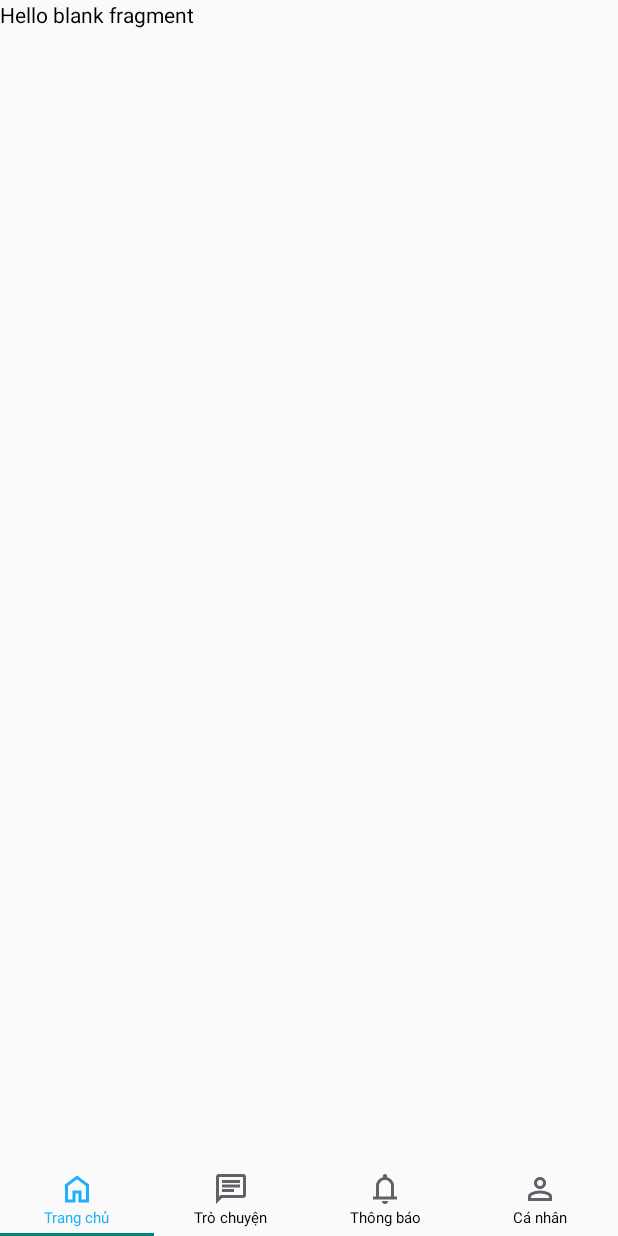
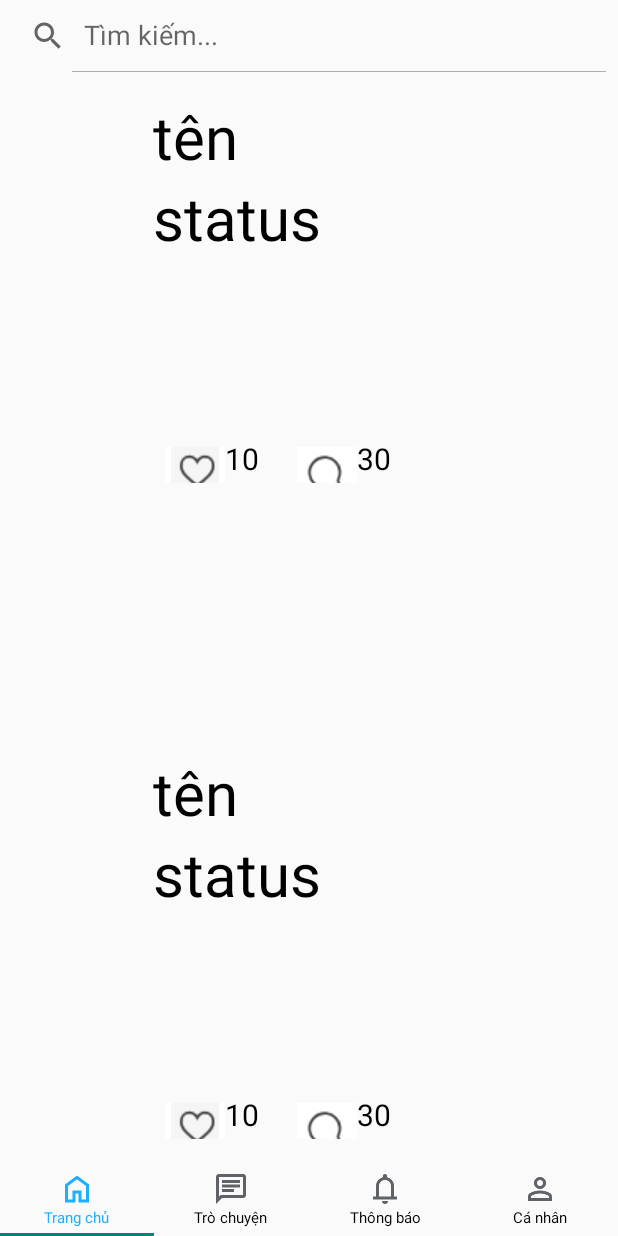
Before and after one commit to Hobao2k2/Lotus-, an Android app: the HomeFragment screen opened directly, with no data from a screen before it, on a phone screen of 412 x 824 dp. Run offline under Robolectric (Android 15) with nearby library versions, the phone set to English and light mode, and no system bars; Roboto replaces fonts that are not available here.

Commit message:
dac update

```diff
--- a/app/src/main/AndroidManifest.xml
+++ b/app/src/main/AndroidManifest.xml
@@ -6,7 +6,7 @@
         android:allowBackup="true"
         android:dataExtractionRules="@xml/data_extraction_rules"
         android:fullBackupContent="@xml/backup_rules"
-        android:icon="@mipmap/ic_launcher"
+        android:icon="@mipmap/lotus_logo"
         android:label="@string/app_name"
         android:roundIcon="@mipmap/ic_launcher_round"
         android:supportsRtl="true"
--- /dev/null
+++ b/app/src/main/java/com/example/lotus/adapter/PostAdapter.kt
@@ -0,0 +1,34 @@
+package com.example.lotus.adapter
+
+import android.view.LayoutInflater
+import android.view.View
+import android.view.ViewGroup
+import android.widget.ImageView
+import android.widget.TextView
+import androidx.recyclerview.widget.RecyclerView
+import com.example.lotus.R
+import com.example.lotus.model.Post
+
+class PostAdapter(private val postList: List<Post>) : RecyclerView.Adapter<PostAdapter.ViewHolder>() {
+
+
+    class ViewHolder(view: View) : RecyclerView.ViewHolder(view) {
+
+
+    }
+
+
+    override fun onCreateViewHolder(parent: ViewGroup, viewType: Int): ViewHolder {
+        val view = LayoutInflater.from(parent.context).inflate(R.layout.fragment_home_post, parent, false)
+        return ViewHolder(view)
+    }
+
+
+    override fun onBindViewHolder(holder: ViewHolder, position: Int) {
+
+
+    }
+
+
+    override fun getItemCount() = postList.size
+}
--- /dev/null
+++ b/app/src/main/java/com/example/lotus/model/Post.kt
@@ -0,0 +1,3 @@
+package com.example.lotus.model
+
+data class Post(val imageUrl: String, val text: String)
--- a/app/src/main/java/com/example/lotus/ui/HomeFragment.kt
+++ b/app/src/main/java/com/example/lotus/ui/HomeFragment.kt
@@ -5,7 +5,11 @@ import androidx.fragment.app.Fragment
 import android.view.LayoutInflater
 import android.view.View
 import android.view.ViewGroup
+import androidx.recyclerview.widget.LinearLayoutManager
+import androidx.recyclerview.widget.RecyclerView
 import com.example.lotus.R
+import com.example.lotus.adapter.PostAdapter
+import com.example.lotus.model.Post
 
 
 class HomeFragment : Fragment() {
@@ -19,4 +23,19 @@ class HomeFragment : Fragment() {
         return inflater.inflate(R.layout.fragment_home, container, false)
     }
 
+
+    override fun onViewCreated(view: View, savedInstanceState: Bundle?) {
+        super.onViewCreated(view, savedInstanceState)
+
+
+        val recyclerView: RecyclerView = view.findViewById(R.id.recyclerView)
+        recyclerView.layoutManager = LinearLayoutManager(context)
+
+        val posts = listOf(
+            Post("@drawable/img", "Text 1"),
+            Post("@drawable/img_1", "Text 2"),
+            // Thêm các mục khác
+        )
+        recyclerView.adapter = PostAdapter(posts)
+    }
 }
--- a/app/src/main/res/layout/fragment_home.xml
+++ b/app/src/main/res/layout/fragment_home.xml
@@ -1,14 +1,17 @@
 <?xml version="1.0" encoding="utf-8"?>
-<FrameLayout xmlns:android="http://schemas.android.com/apk/res/android"
-    xmlns:tools="http://schemas.android.com/tools"
+<LinearLayout xmlns:android="http://schemas.android.com/apk/res/android"
+    xmlns:app="http://schemas.android.com/apk/res-auto"
     android:layout_width="match_parent"
     android:layout_height="match_parent"
-    tools:context=".fragments.HomeFragment">
-
-    <!-- TODO: Update blank fragment layout -->
-    <TextView
+    android:orientation="vertical">
+    <SearchView
+        android:id="@+id/searchView"
         android:layout_width="match_parent"
-        android:layout_height="match_parent"
-        android:text="@string/hello_blank_fragment" />
-
-</FrameLayout>
+        android:layout_height="wrap_content"
+        android:queryHint="Tìm kiếm..."
+        android:iconifiedByDefault="false" />
+    <androidx.recyclerview.widget.RecyclerView
+        android:id="@+id/recyclerView"
+        android:layout_width="match_parent"
+        android:layout_height="match_parent"/>
+</LinearLayout>
--- /dev/null
+++ b/app/src/main/res/layout/fragment_home_post.xml
@@ -0,0 +1,117 @@
+<androidx.constraintlayout.widget.ConstraintLayout xmlns:android="http://schemas.android.com/apk/res/android"
+    xmlns:app="http://schemas.android.com/apk/res-auto"
+    android:layout_width="match_parent"
+    android:layout_height="wrap_content"
+    android:padding="16dp">
+
+
+    <!-- Ảnh bên trái -->
+    <ImageView
+        android:id="@+id/avata"
+        android:layout_width="40dp"
+        android:layout_height="40dp"
+        app:layout_constraintBottom_toBottomOf="parent"
+        app:layout_constraintStart_toStartOf="parent"
+        app:layout_constraintTop_toTopOf="parent" />
+
+
+    <!-- Đường kẻ dọc không nhìn thấy -->
+    <!-- Chiều rộng của đường kẻ dọc có thể điều chỉnh -->
+
+
+    <!-- LinearLayout chứa các TextView và ImageView -->
+    <View
+        android:id="@+id/verticalDivider"
+        android:layout_width="0dp"
+        android:layout_height="match_parent"
+        android:layout_marginStart="8dp"
+        android:background="@android:color/transparent"
+        app:layout_constraintBottom_toBottomOf="parent"
+        app:layout_constraintEnd_toStartOf="@id/linearLayout"
+        app:layout_constraintStart_toEndOf="@id/avata"
+        app:layout_constraintTop_toTopOf="parent"
+        app:layout_constraintVertical_bias="0.0"
+        app:layout_constraintWidth_percent="0.1" />
+
+    <LinearLayout
+        android:id="@+id/linearLayout"
+        android:layout_width="302dp"
+        android:layout_height="405dp"
+        android:layout_marginStart="8dp"
+        android:orientation="vertical"
+        app:layout_constraintBottom_toBottomOf="parent"
+        app:layout_constraintEnd_toEndOf="parent"
+        app:layout_constraintStart_toEndOf="@id/verticalDivider"
+        app:layout_constraintTop_toTopOf="parent">
+
+
+        <!-- TextView đầu tiên -->
+        <TextView
+            android:id="@+id/name"
+            android:layout_width="wrap_content"
+            android:layout_height="wrap_content"
+            android:text="tên "
+            android:textSize="40sp" />
+
+
+        <!-- TextView thứ hai -->
+        <TextView
+            android:id="@+id/status"
+            android:layout_width="wrap_content"
+            android:layout_height="wrap_content"
+            android:text="status"
+            android:textSize="40sp" />
+
+
+        <!-- Ảnh bên trong LinearLayout -->
+        <ImageView
+            android:id="@+id/image"
+            android:layout_width="216dp"
+            android:layout_height="120dp" />
+
+        <LinearLayout
+            android:layout_width="200dp"
+            android:layout_height="30dp">
+
+            <Button
+                android:id="@+id/buttonLike"
+                android:layout_width="40dp"
+                android:layout_height="30dp"
+                android:layout_marginStart="8dp"
+                android:background="@color/white"
+                android:drawableBottom="@drawable/icon_like"
+                android:text="Like"
+                android:textColor="@android:color/white" />
+
+            <TextView
+                android:id="@+id/like"
+                android:layout_width="40dp"
+                android:layout_height="30dp"
+                android:textSize="20dp"
+                android:text="10"
+                />
+
+            <Button
+                android:id="@+id/buttonCmt"
+                android:layout_width="40dp"
+                android:layout_height="wrap_content"
+                android:layout_marginStart="8dp"
+                android:background="@color/white"
+                android:drawableBottom="@drawable/icon_cmt"
+                android:text="Cmt"
+                android:textColor="@android:color/white" />
+
+            <TextView
+                android:id= "@+id/cmt"
+                android:layout_width="40dp"
+                android:layout_height="30dp"
+                android:textSize="20dp"
+                android:text="30"
+                />
+
+        </LinearLayout>
+
+    </LinearLayout>
+
+
+</androidx.constraintlayout.widget.ConstraintLayout>
```
Also changed, not shown: app/src/main/res/drawable/icon_cmt.png (added), app/src/main/res/drawable/icon_like.png (added), app/src/main/res/mipmap-hdpi/lotus_logo.png (added).
